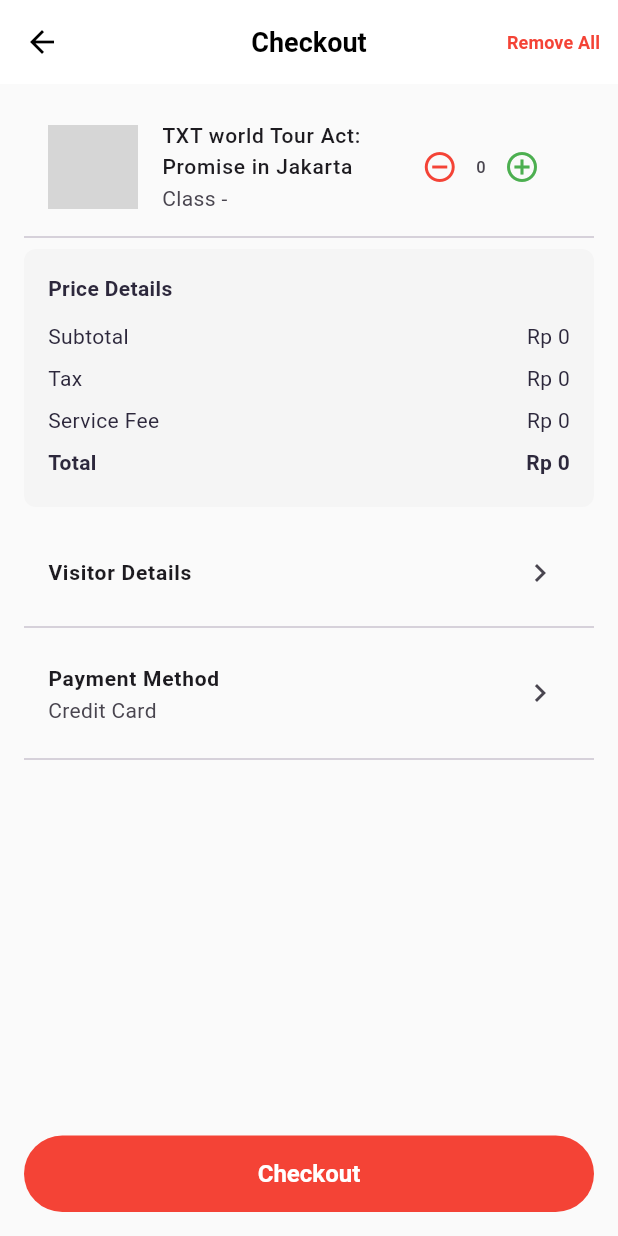
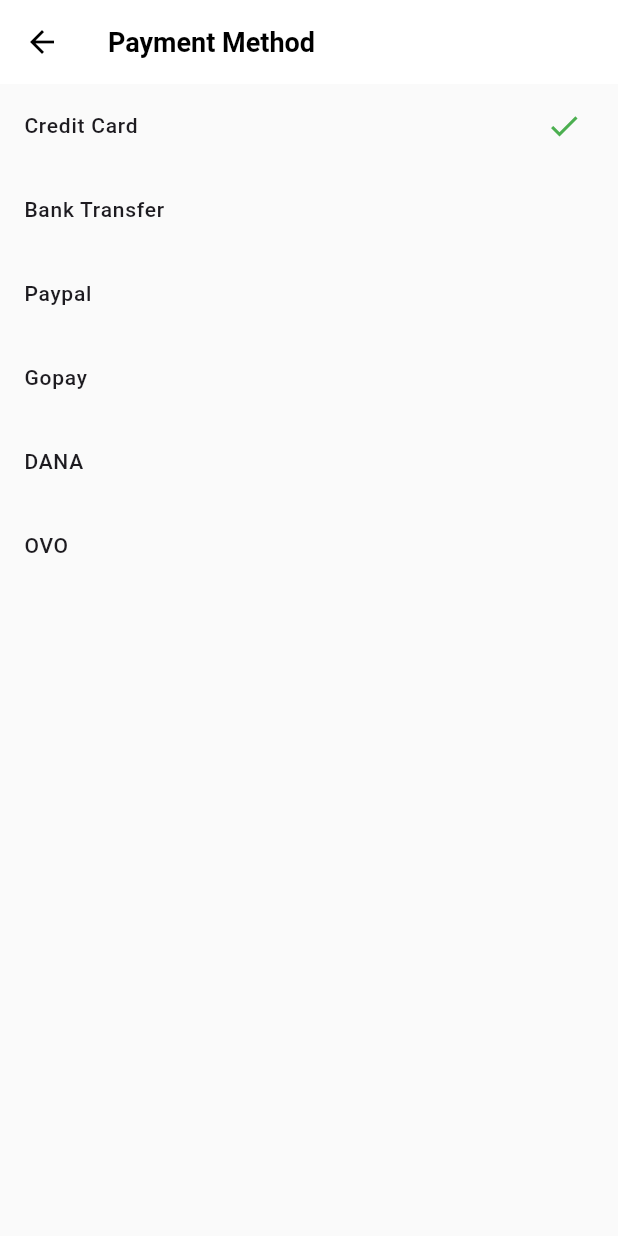
Before and after one commit to TI-3D/fest-ticketing-app, a Flutter app: the Checkout screen opened directly with empty values, after a tap on "Payment Method", on a phone screen of 412 x 824 dp. Run offline on Flutter 3.47's test engine with Material 3 defaults, Android fonts, the phone set to English and light mode, and no system bars; our stand-ins replace dio, equatable, firebase_core, flutter_bloc, flutter_svg, get_it and 2 more; accounts and stored records are empty; Roboto replaces fonts that are missing (CircularStd); grey boxes are pictures that could not be loaded.

Commit message:
update checkoutpage

```diff
--- /dev/null
+++ b/lib/presentation/product/payment_method.dart
@@ -0,0 +1,54 @@
+import 'package:fest_ticketing/main.dart';
+import 'package:flutter/material.dart';
+
+class PaymentMethod extends StatelessWidget {
+  final String selectedPaymentMethod;
+  final Function(String) onPaymentMethodSelected;
+
+  const PaymentMethod({
+    Key? key,
+    required this.selectedPaymentMethod,
+    required this.onPaymentMethodSelected,
+  }) : super(key: key);
+
+  @override
+  Widget build(BuildContext context) {
+    final PaymentMethod = [
+      'Credit Card',
+      'Bank Transfer',
+      'Paypal',
+      'Gopay',
+      'DANA',
+      'OVO',
+    ];
+
+    return Scaffold(
+      appBar: AppBar(
+        backgroundColor: Colors.white,
+        elevation: 0,
+        leading: IconButton(
+          icon: const Icon(Icons.arrow_back, color: Colors.black),
+          onPressed: () => Navigator.pop(context),
+        ),
+        title:
+            const Text('Payment Method', style: TextStyle(color: Colors.black)),
+      ),
+      body: ListView.builder(
+        itemCount: PaymentMethod.length,
+        itemBuilder: (context, index) {
+          final Method = PaymentMethod[index];
+          return ListTile(
+            title: Text(Method),
+            trailing: selectedPaymentMethod == Method
+                ? const Icon(Icons.check, color: Colors.green)
+                : null,
+            onTap: () => {
+              onPaymentMethodSelected(Method),
+              Navigator.pop(context),
+            },
+          );
+        },
+      ),
+    );
+  }
+}
--- a/lib/presentation/product/screen/checkout.dart
+++ b/lib/presentation/product/screen/checkout.dart
@@ -1,6 +1,7 @@
+import 'package:fest_ticketing/presentation/product/payment_method.dart';
 import 'package:flutter/material.dart';
 
-class Checkout extends StatelessWidget {
+class Checkout extends StatefulWidget {
   final String ticketClass;
   final int quantity;
   final double price;
@@ -13,8 +14,14 @@
   }) : super(key: key);
 
   @override
+  _CheckoutState createState() => _CheckoutState();
+}
+
+class _CheckoutState extends State<Checkout> {
+  String selectedPaymentMethod = 'Credit Card';
+  @override
   Widget build(BuildContext context) {
-    final double subtotal = price * quantity;
+    final double subtotal = widget.price * widget.quantity;
     final double serviceFee = subtotal * 0.05;
     final double total = subtotal + serviceFee;
 
@@ -28,18 +35,18 @@
         ),
         title: const Text('Checkout', style: TextStyle(color: Colors.black)),
         centerTitle: true,
-        actions: [
-          TextButton(
-            onPressed: () {},
-            child: const Text(
-              'Remove All',
-              style: TextStyle(
-                color: Colors.red,
-                fontWeight: FontWeight.bold,
-              ),
-            ),
-          )
-        ],
+        // actions: [
+        //   TextButton(
+        //     onPressed: () {},
+        //     child: const Text(
+        //       'Remove All',
+        //       style: TextStyle(
+        //         color: Colors.red,
+        //         fontWeight: FontWeight.bold,
+        //       ),
+        //     ),
+        //   )
+        // ],
       ),
       body: SingleChildScrollView(
         child: Padding(
@@ -49,29 +56,29 @@
             children: [
               // cart item
               ListTile(
-                leading: Image.asset('asset/images/konser1.png', width: 60),
+                leading: Image.asset('images/konser1.png', width: 60),
                 title: Text('TXT world Tour Act: Promise in Jakarta'),
-                subtitle: Text('Class - $ticketClass'),
-                trailing: Row(
-                  mainAxisSize: MainAxisSize.min,
-                  children: [
-                    IconButton(
-                      icon: const Icon(Icons.remove_circle_outline,
-                          color: Colors.red),
-                      onPressed: () {
-                        // logic decrease
-                      },
-                    ),
-                    Text('$quantity'),
-                    IconButton(
-                      icon: const Icon(Icons.add_circle_outline,
-                          color: Colors.green),
-                      onPressed: () {
-                        // logic increase
-                      },
-                    ),
-                  ],
-                ),
+                subtitle: Text('Class - ${widget.ticketClass}'),
+                // trailing: Row(
+                //   mainAxisSize: MainAxisSize.min,
+                //   children: [
+                //     IconButton(
+                //       icon: const Icon(Icons.remove_circle_outline,
+                //           color: Colors.red),
+                //       onPressed: () {
+                //         // logic decrease
+                //       },
+                //     ),
+                //     Text('$quantity'),
+                //     IconButton(
+                //       icon: const Icon(Icons.add_circle_outline,
+                //           color: Colors.green),
+                //       onPressed: () {
+                //         // logic increase
+                //       },
+                //     ),
+                //   ],
+                // ),
               ),
               const Divider(),
               // Price Details
@@ -97,25 +104,45 @@
                   ],
                 ),
               ),
-              const SizedBox(height: 16),
-              // visitor details
-              ListTile(
-                title: const Text('Visitor Details',
-                    style: TextStyle(fontWeight: FontWeight.bold)),
-                trailing: const Icon(Icons.chevron_right),
-                onTap: () {
-                  // navigate to visitor details
-                },
-              ),
+              // const SizedBox(height: 16),
+              // // visitor details
+              // ListTile(
+              //   title: const Text('Visitor Details',
+              //       style: TextStyle(fontWeight: FontWeight.bold)),
+              //   trailing: const Icon(Icons.chevron_right),
+              //   onTap: () {
+              //     // navigate to visitor details
+              //   },
+              // ),
               const Divider(),
               // payment method
               ListTile(
                 title: const Text('Payment Method',
                     style: TextStyle(fontWeight: FontWeight.bold)),
-                subtitle: const Text('Credit Card'),
+                subtitle: Text(selectedPaymentMethod),
                 trailing: const Icon(Icons.chevron_right),
-                onTap: () {
+                onTap: () async {
                   // navigate to payment method
+                  final result = await Navigator.push(
+                    context,
+                    MaterialPageRoute(
+                      builder: (context) => PaymentMethod(
+                        selectedPaymentMethod: selectedPaymentMethod,
+                        onPaymentMethodSelected: (method) {
+                          setState(() {
+                            selectedPaymentMethod = method;
+                          });
+                        },
+                      ),
+                    ),
+                  );
+
+                  if (result != null) {
+                    // logic payment method
+                    setState(() {
+                      selectedPaymentMethod = result;
+                    });
+                  }
                 },
               ),
               const Divider(),
```
